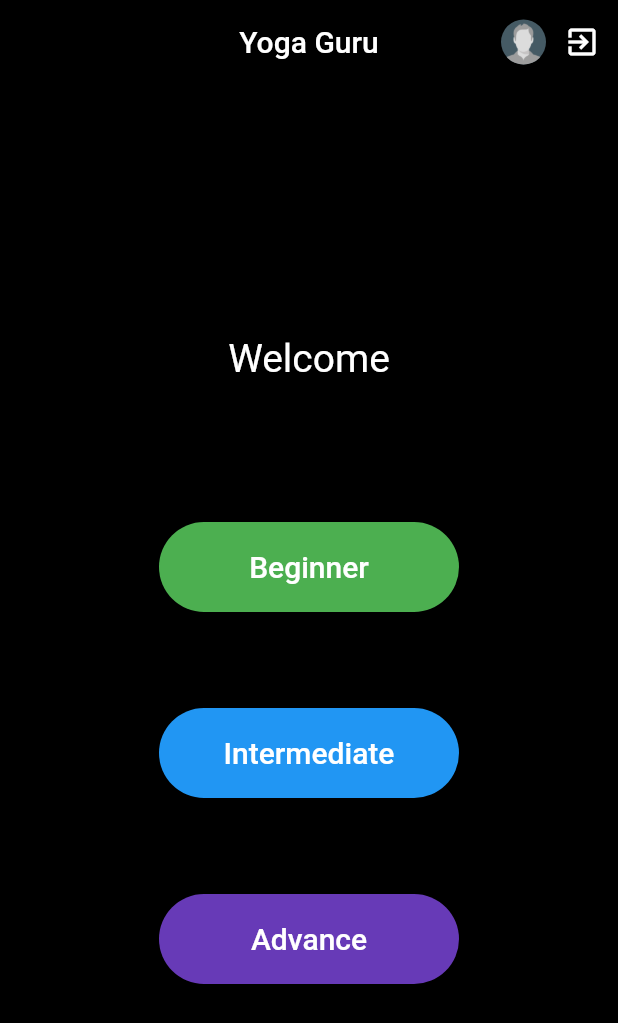
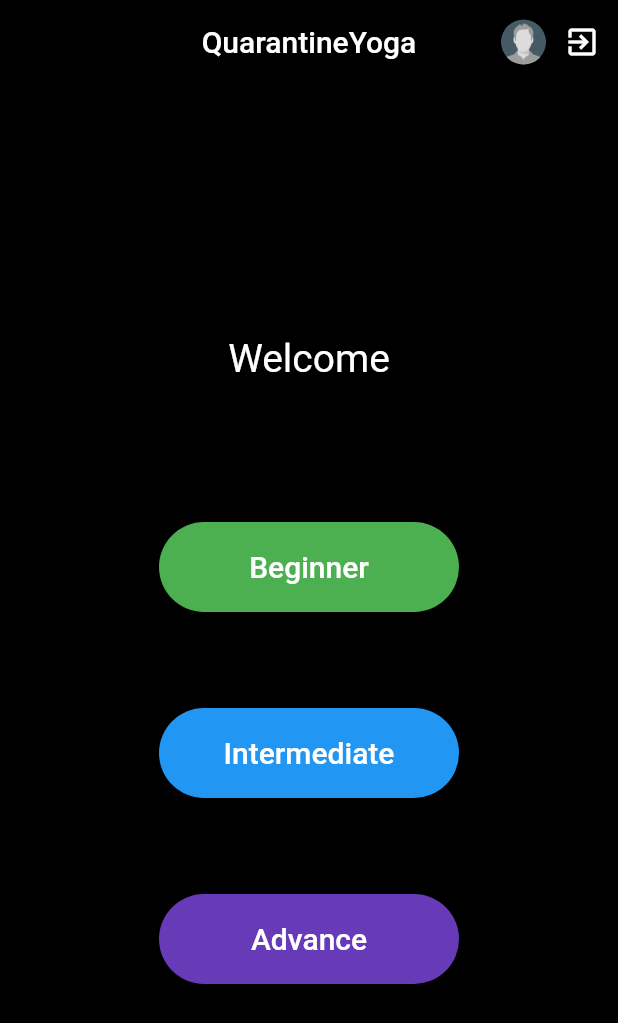
Before and after one commit to E2Slayer/QuarantineYoga, a Flutter app: the Home screen opened directly, on a phone screen of 412 x 824 dp. Shown: the top 1023 px of the screen. Run offline on Flutter 3.47's test engine with Material 2 defaults, Android fonts, the phone set to English and light mode, and no system bars; our stand-ins replace camera, cloud_firestore, firebase_auth, firebase_storage, flutter_swiper, image_picker and 2 more; missing offline and left inert: tflite; accounts and stored records are empty.

Commit message:
compression fix

```diff
--- a/lib/home.dart
+++ b/lib/home.dart
@@ -28,11 +28,13 @@ class Home extends StatelessWidget {
   @override
   Widget build(BuildContext context) {
     User user = User();
+                  Auth auth = Auth();
+              auth.signOut();
     return Scaffold(
       backgroundColor: Colors.black,
       appBar: AppBar(
         backgroundColor: Colors.black,
-        title: Text('Yoga Guru'),
+        title: Text('QuarantineYoga'),
         centerTitle: true,
         actions: <Widget>[
           GestureDetector(
@@ -216,11 +218,11 @@ class _CircleProfileImageState extends State<CircleProfileImage> {
       child: Center(
         child: CircleAvatar(
           radius: 15,
-          backgroundImage: user.photoUrl.isEmpty
-              ? AssetImage(
+          backgroundImage: //user.photoUrl.isEmpty?
+           AssetImage(
                   'assets/images/profile-image.png',
                 )
-              : NetworkImage(user.photoUrl),
+             // : NetworkImage(user.photoUrl),
         ),
       ),
     );
```
Also changed, not shown: 1 other file.
